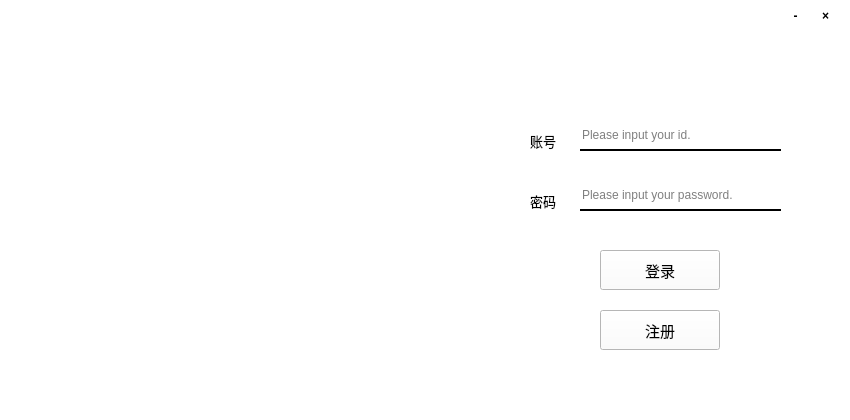
Old version of the form GUI/login.ui in the repository HandlerNine/QtProject.
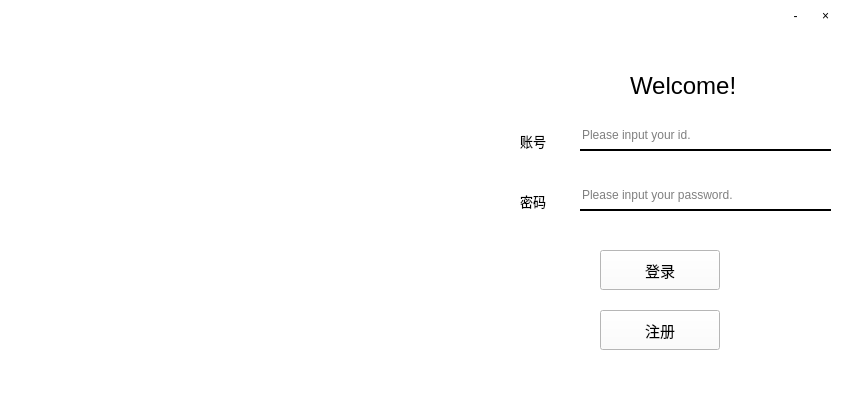
New version of the form.

The edit to the form file:
```diff
--- a/GUI/login.ui
+++ b/GUI/login.ui
@@ -38,9 +38,9 @@
    <widget class="QLabel" name="account">
     <property name="geometry">
      <rect>
-      <x>530</x>
+      <x>520</x>
       <y>130</y>
-      <width>31</width>
+      <width>41</width>
       <height>21</height>
      </rect>
     </property>
@@ -63,9 +63,9 @@
    <widget class="QLabel" name="password">
     <property name="geometry">
      <rect>
-      <x>530</x>
+      <x>520</x>
       <y>190</y>
-      <width>31</width>
+      <width>41</width>
       <height>21</height>
      </rect>
     </property>
@@ -90,7 +90,7 @@
      <rect>
       <x>580</x>
       <y>120</y>
-      <width>201</width>
+      <width>251</width>
       <height>31</height>
      </rect>
     </property>
@@ -115,7 +115,7 @@
      <rect>
       <x>580</x>
       <y>180</y>
-      <width>201</width>
+      <width>251</width>
       <height>31</height>
      </rect>
     </property>
@@ -214,12 +214,6 @@
       <height>31</height>
      </rect>
     </property>
-    <property name="font">
-     <font>
-      <weight>75</weight>
-      <bold>true</bold>
-     </font>
-    </property>
     <property name="styleSheet">
      <string notr="true">background:transparent;</string>
     </property>
@@ -239,12 +233,6 @@
       <height>31</height>
      </rect>
     </property>
-    <property name="font">
-     <font>
-      <weight>75</weight>
-      <bold>true</bold>
-     </font>
-    </property>
     <property name="styleSheet">
      <string notr="true">background:transparent;</string>
     </property>
@@ -255,6 +243,24 @@
      <bool>true</bool>
     </property>
    </widget>
+   <widget class="QLabel" name="Welcome">
+    <property name="geometry">
+     <rect>
+      <x>630</x>
+      <y>70</y>
+      <width>121</width>
+      <height>31</height>
+     </rect>
+    </property>
+    <property name="font">
+     <font>
+      <pointsize>18</pointsize>
+     </font>
+    </property>
+    <property name="text">
+     <string>Welcome!</string>
+    </property>
+   </widget>
   </widget>
  </widget>
  <layoutdefault spacing="6" margin="11"/>
```
